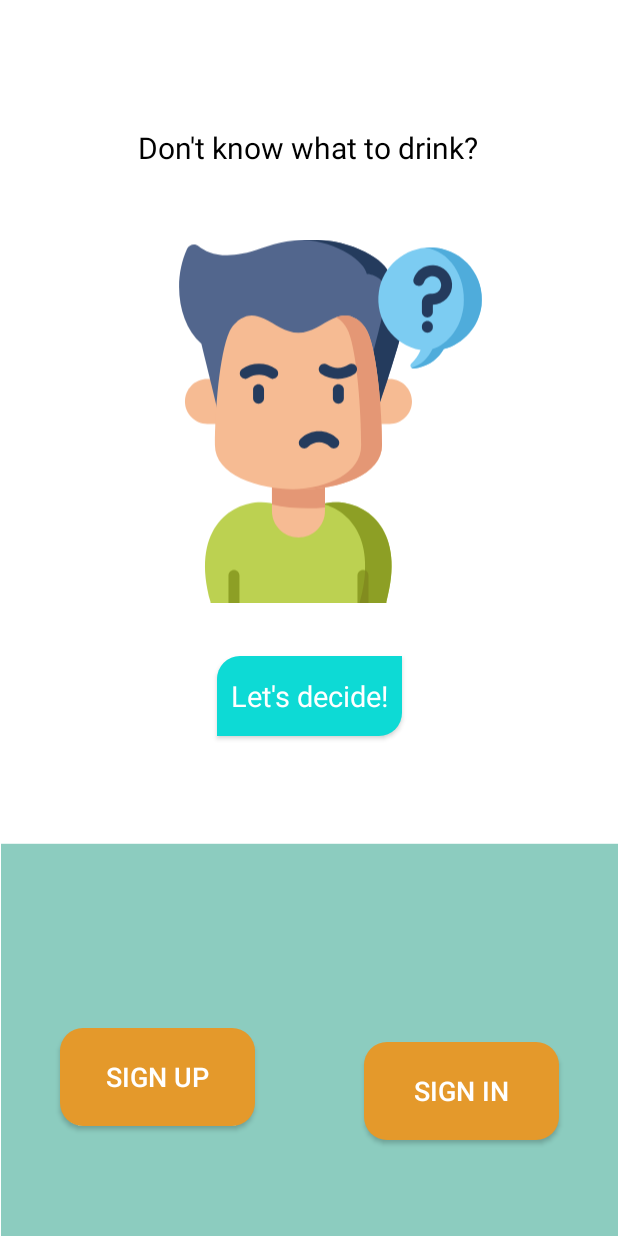
After one commit to vas-dav/Mix-Tails-Android-App, an Android app: the layout activity_app_launching.xml on its own in the app's theme, with its tools: preview values and no code run, on a phone screen of 412 x 824 dp. The commit adds this screen. Run offline under Robolectric (Android 15) with nearby library versions, the phone set to English and light mode, and no system bars.

Commit message:
UI updated
Added sign up and sign in button designs

```diff
--- /dev/null
+++ b/App/app/src/main/java/com/example/mix_tailsapp/AppLaunching.java
@@ -0,0 +1,22 @@
+package com.example.mix_tailsapp;
+
+import androidx.appcompat.app.AppCompatActivity;
+
+import android.content.Intent;
+import android.os.Bundle;
+import android.view.View;
+
+public class AppLaunching extends AppCompatActivity {
+
+    @Override
+    protected void onCreate(Bundle savedInstanceState) {
+        super.onCreate(savedInstanceState);
+        setContentView(R.layout.activity_app_launching);
+
+    }
+    public void decide (View view){
+        Intent questions = new Intent(AppLaunching.this, QuestionSpinner.class);
+        startActivity(questions);
+    }
+
+}
--- a/App/app/src/main/java/com/example/mix_tailsapp/MainActivity.java
+++ b/App/app/src/main/java/com/example/mix_tailsapp/MainActivity.java
@@ -17,20 +17,18 @@ public class MainActivity extends AppCompatActivity {
     private static final String SURPRISE_KEY = "KEWIOhguyfbvUWIGefyuowUILGYUOAWGYEURFQU3";
 
     @Override
-    protected void onCreate(Bundle savedInstanceState) {
-        super.onCreate(savedInstanceState);
+    public void onCreate(Bundle savedInstance) {
+
+        // app launching page with delay
+        super.onCreate(savedInstance);
         setContentView(R.layout.activity_main);
 
-        // app launching page with delay
         new Handler().postDelayed(() -> {
             Intent launchApp = new Intent(MainActivity.this, AppLaunching.class);
             startActivity(launchApp);
         }, 2000);
+
     }
-        public void decide (View view){
-            Intent questions = new Intent(MainActivity.this, QuestionSpinner.class);
-            startActivity(questions);
-        }
 
 
-    }
+}
--- /dev/null
+++ b/App/app/src/main/res/drawable/decide_btn.xml
@@ -0,0 +1,27 @@
+<?xml version="1.0" encoding="utf-8"?>
+<shape xmlns:android="http://schemas.android.com/apk/res/android"
+    android:shape="rectangle">
+
+    <solid android:color="#6BB5A6"/>
+
+
+
+
+
+    <!--If your shape requires only one solid color-->
+    <!--<solid
+        android:color="#FFFFFF" />-->
+
+    <size
+        android:width="100dp"
+        android:height="30dp" />
+    <corners
+
+        android:bottomRightRadius="15dp"
+        android:topLeftRadius="15dp"
+
+       />
+
+
+
+</shape>
--- /dev/null
+++ b/App/app/src/main/res/drawable/rectangle.xml
@@ -0,0 +1,28 @@
+<?xml version="1.0" encoding="utf-8"?>
+<shape xmlns:android="http://schemas.android.com/apk/res/android"
+    android:shape="rectangle">
+
+    <solid android:color="#8CCCBF"/>
+
+
+
+    <!--If your shape requires only one solid color-->
+    <!--<solid
+        android:color="#FFFFFF" />-->
+
+    <size
+        android:width="900dp"
+        android:height="800dp" />
+
+    <!--Use android:dashWidth="2dp" and android:dashGap="2dp"
+    to add dashes to your stroke-->
+
+
+    <!--If you want to add padding-->
+    <!-- <padding
+         android:left="10dp"
+         android:top="20dp"
+         android:right="40dp"
+         android:bottom="8dp" />-->
+
+</shape>
--- /dev/null
+++ b/App/app/src/main/res/drawable/round_corner_rectangle.xml
@@ -0,0 +1,32 @@
+<?xml version="1.0" encoding="utf-8"?>
+<shape xmlns:android="http://schemas.android.com/apk/res/android"
+    android:shape="rectangle">
+
+    <solid android:color="#DCDCDC"/>
+
+
+
+    <!--If your shape requires only one solid color-->
+    <!--<solid
+        android:color="#FFFFFF" />-->
+
+    <size
+        android:width="900dp"
+        android:height="200dp" />
+    <corners
+        android:bottomLeftRadius="50dp"
+        android:bottomRightRadius="50dp"
+        android:topLeftRadius="50dp"
+        android:topRightRadius="50dp"
+        android:dashWidth="2dp"
+        android:dashGap="2dp"/>
+
+    <stroke
+        android:width="2dp"
+        android:color="#DCDCDC"
+        android:left="10dp"
+        android:top="20dp"
+        android:right="40dp"
+         android:bottom="8dp"/>
+
+</shape>
--- /dev/null
+++ b/App/app/src/main/res/drawable/rounded_btn.xml
@@ -0,0 +1,22 @@
+<?xml version="1.0" encoding="utf-8"?>
+<shape xmlns:android="http://schemas.android.com/apk/res/android"
+    android:shape="rectangle">
+
+    <!--this xml is used for deisgning rounded-button-->
+    <solid android:color="#E4992B" />
+
+
+    <size
+        android:width="100dp"
+        android:height="30dp" />
+    <corners
+
+        android:bottomRightRadius="15dp"
+        android:topLeftRadius="15dp"
+        android:bottomLeftRadius="15dp"
+        android:topRightRadius="15dp"
+
+        />
+
+
+</shape>
--- /dev/null
+++ b/App/app/src/main/res/layout/activity_app_launching.xml
@@ -0,0 +1,96 @@
+<?xml version="1.0" encoding="utf-8"?>
+<androidx.constraintlayout.widget.ConstraintLayout xmlns:android="http://schemas.android.com/apk/res/android"
+    xmlns:app="http://schemas.android.com/apk/res-auto"
+    xmlns:tools="http://schemas.android.com/tools"
+    android:layout_width="match_parent"
+    android:layout_height="match_parent"
+    android:background="#FFFFFF"
+    tools:context=".MainActivity">
+
+
+    <TextView
+        android:id="@+id/textView2"
+        android:layout_width="wrap_content"
+        android:layout_height="wrap_content"
+        android:fontFamily="@font/cabin_semibold"
+        android:text="@string/ques1"
+        android:textColor="#000000"
+        android:textSize="20sp"
+        app:layout_constraintBottom_toBottomOf="parent"
+        app:layout_constraintEnd_toEndOf="parent"
+        app:layout_constraintHorizontal_bias="0.497"
+        app:layout_constraintStart_toStartOf="parent"
+        app:layout_constraintTop_toTopOf="parent"
+        app:layout_constraintVertical_bias="0.106" />
+
+    <ImageView
+        android:id="@+id/imageView"
+        android:layout_width="242dp"
+        android:layout_height="313dp"
+        android:layout_marginTop="12dp"
+        android:contentDescription="@string/img1"
+        app:layout_constraintEnd_toEndOf="parent"
+        app:layout_constraintHorizontal_bias="0.585"
+        app:layout_constraintStart_toStartOf="parent"
+        app:layout_constraintTop_toBottomOf="@+id/textView2"
+        app:srcCompat="@drawable/confused"
+        tools:ignore="VectorDrawableCompat" />
+
+    <Button
+        android:id="@+id/button"
+        android:layout_width="123dp"
+        android:layout_height="53dp"
+        android:background="@drawable/decide_btn"
+        android:fontFamily="@font/cabin_semibold"
+        android:onClick="decide"
+        android:text="@string/decideBtn"
+        android:textAllCaps="false"
+        android:textColor="#ffffff"
+        android:textSize="19sp"
+        app:backgroundTint="#0DDAD5"
+        app:layout_constraintEnd_toEndOf="parent"
+        app:layout_constraintStart_toStartOf="parent"
+        app:layout_constraintTop_toBottomOf="@+id/imageView"
+        tools:ignore="OnClick" />
+
+    <ImageView
+        android:id="@+id/imageView2"
+        android:layout_width="411dp"
+        android:layout_height="616dp"
+        app:layout_constraintEnd_toEndOf="parent"
+        app:layout_constraintStart_toStartOf="parent"
+        app:layout_constraintTop_toBottomOf="@+id/imageView"
+        app:srcCompat="@drawable/rectangle" />
+
+    <Button
+        android:id="@+id/button3"
+        android:layout_width="130dp"
+        android:layout_height="65dp"
+        android:layout_marginStart="40dp"
+        android:background="@drawable/rounded_btn"
+        android:text="Sign up"
+        android:textColor="#FFFFFF"
+        android:textSize="18sp"
+        app:backgroundTint="#E4992B"
+        app:layout_constraintBottom_toBottomOf="parent"
+        app:layout_constraintStart_toStartOf="parent"
+        app:layout_constraintTop_toTopOf="parent"
+        app:layout_constraintVertical_bias="0.903" />
+
+    <Button
+        android:id="@+id/button4"
+        android:layout_width="130dp"
+        android:layout_height="65dp"
+        android:layout_marginEnd="32dp"
+        android:layout_marginBottom="64dp"
+        android:background="@drawable/rounded_btn"
+        android:text="Sign in"
+        android:textColor="#FFFFFF"
+        android:textSize="18sp"
+        app:backgroundTint="#E4992B"
+        app:layout_constraintBottom_toBottomOf="parent"
+        app:layout_constraintEnd_toEndOf="parent"
+        app:layout_constraintHorizontal_bias="0.911"
+        app:layout_constraintStart_toEndOf="@+id/button3" />
+
+</androidx.constraintlayout.widget.ConstraintLayout>
--- /dev/null
+++ b/App/app/src/main/res/values/Img0.xml
@@ -0,0 +1,4 @@
+<?xml version="1.0" encoding="utf-8"?>
+<resources>
+    <string name="Img0">Logo</string>
+</resources>
--- /dev/null
+++ b/App/app/src/main/res/values/slogan1.xml
@@ -0,0 +1,4 @@
+<?xml version="1.0" encoding="utf-8"?>
+<resources>
+    <string name="slogan1">Enjoyful cocktail made for you!</string>
+</resources>
```
Also changed, not shown: 1 other file.
